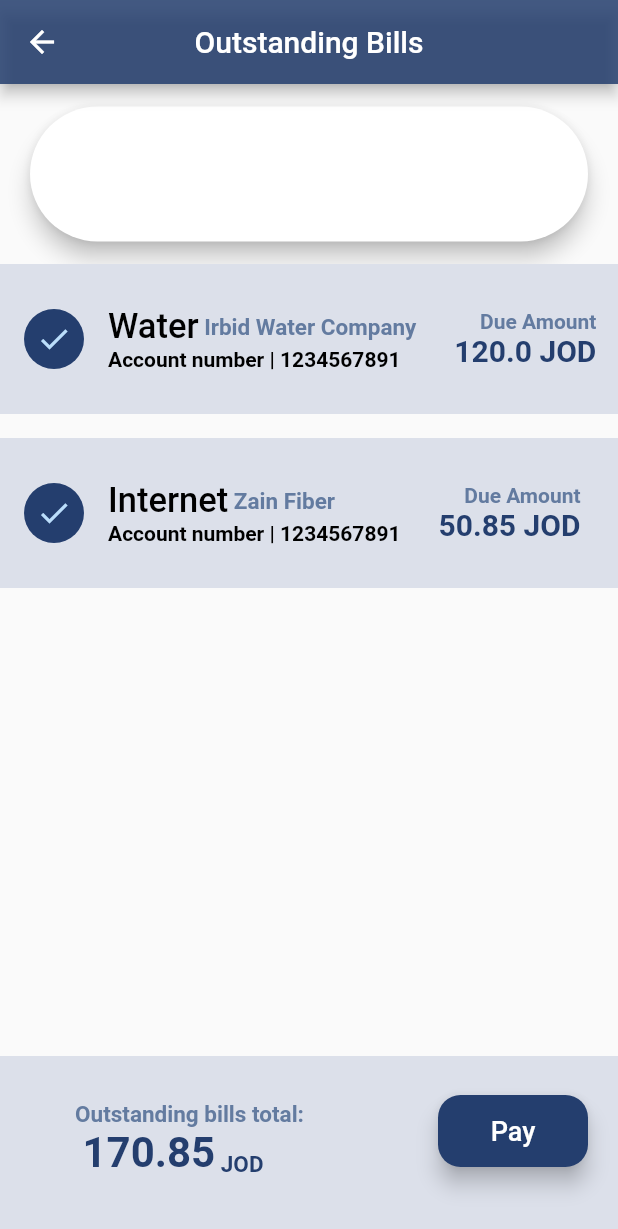
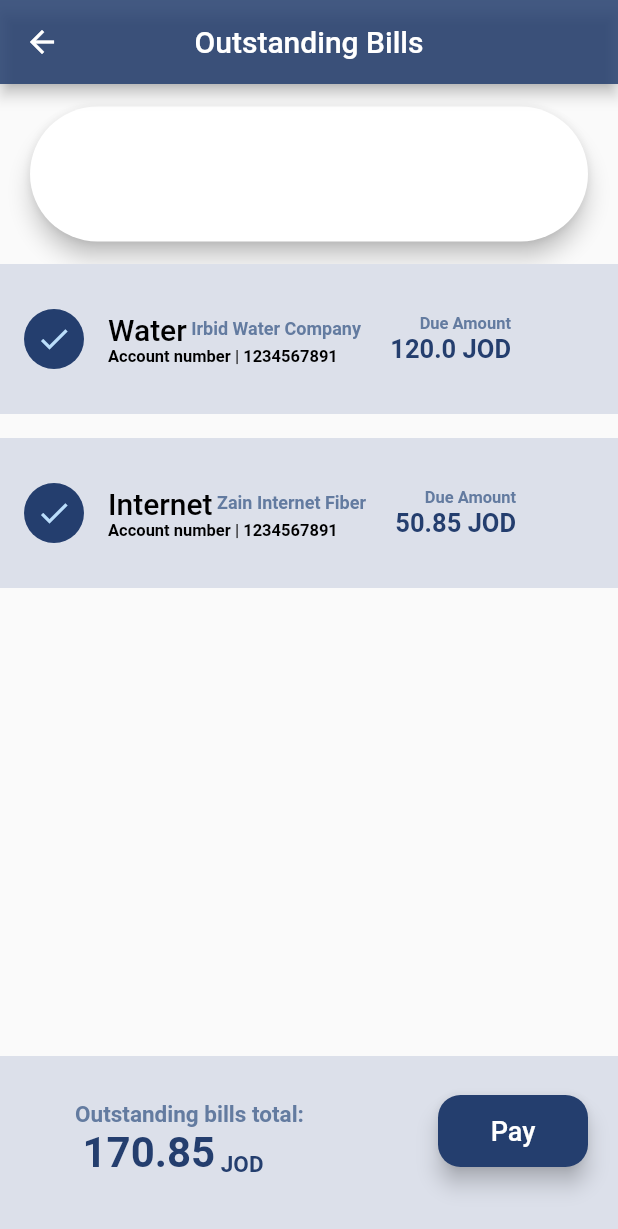
Before and after one commit to LeoSH3170218/payment_application, a Flutter app: the PaymentScreen screen opened by its route, on a phone screen of 412 x 824 dp. Shown: the top 1229 px of the screen. Run offline on Flutter 3.47's test engine with Material 2 defaults, Android fonts, the phone set to English and light mode, and no system bars; missing offline and left inert: flappy_search_bar.

```diff
--- a/lib/pages/payment_screen.dart
+++ b/lib/pages/payment_screen.dart
@@ -22,6 +22,7 @@ class _PaymentScreenState extends State<PaymentScreen> {
   Widget build(BuildContext context) {
     return Scaffold(
       resizeToAvoidBottomInset: false,
+
       appBar: AppBar(
         centerTitle: true,
         title: Text("Outstanding Bills"),
@@ -83,15 +84,16 @@ class _PaymentScreenState extends State<PaymentScreen> {
                                   "Water",
                                   style: TextStyle(
                                       color: Colors.black,
-                                      fontSize: 23,
+                                      fontSize: 20,
                                     fontWeight: FontWeight.w500
                                   ),
+                                  overflow: TextOverflow.ellipsis
                                 ),
                                 Text(
                                   " Irbid Water Company",
                                   style: TextStyle(
                                       color: Color.fromRGBO(99, 123, 160, 1),
-                                      fontSize: 15,
+                                      fontSize: 12,
                                     fontWeight: FontWeight.bold,
                                   ),
                                 )
@@ -101,14 +103,15 @@ class _PaymentScreenState extends State<PaymentScreen> {
                               "Account number | 1234567891",
                               style: TextStyle(
                                   color: Colors.black,
-                                  fontSize: 14,
+                                  fontSize: 11,
                                 fontWeight: FontWeight.bold,
                               ),
+                              overflow: TextOverflow.ellipsis
                             ),
                           ],
                         ),
                         Container(
-                          width: 120,
+                          width: 100,
                           child: Column(
                             crossAxisAlignment: CrossAxisAlignment.end,
                             mainAxisAlignment: MainAxisAlignment.center,
@@ -117,17 +120,19 @@ class _PaymentScreenState extends State<PaymentScreen> {
                                 "Due Amount",
                                 style: TextStyle(
                                   color: Color.fromRGBO(99, 123, 160, 1),
-                                  fontSize: 14,
+                                  fontSize: 11,
                                   fontWeight: FontWeight.bold,
                                 ),
+                                overflow: TextOverflow.ellipsis
                               ),
                               Text(
                                 "$billNum1 JOD",
                                 style: TextStyle(
                                   color: Color.fromRGBO(36, 62, 110, 1),
                                   fontWeight: FontWeight.bold,
-                                  fontSize: 20
+                                  fontSize: 17
                                 ),
+                                overflow: TextOverflow.ellipsis
                               ),
                             ],
                           ),
@@ -172,17 +177,19 @@ class _PaymentScreenState extends State<PaymentScreen> {
                                       "Internet",
                                       style: TextStyle(
                                           color: Colors.black,
-                                      fontSize: 23,
+                                          fontSize: 20,
                                           fontWeight: FontWeight.w500
                                       ),
+                                      overflow: TextOverflow.ellipsis
                                   ),
                                   Text(
-                                  " Zain Fiber",
+                                    " Zain Internet Fiber",
                                     style: TextStyle(
                                       color: Color.fromRGBO(99, 123, 160, 1),
-                                    fontSize: 15,
+                                      fontSize: 12,
                                       fontWeight: FontWeight.bold,
                                     ),
+                                    overflow: TextOverflow.ellipsis
                                   )
                                 ],
                               ),
@@ -190,14 +197,15 @@ class _PaymentScreenState extends State<PaymentScreen> {
                                 "Account number | 1234567891",
                                 style: TextStyle(
                                   color: Colors.black,
-                                fontSize: 14,
+                                  fontSize: 11,
                                   fontWeight: FontWeight.bold,
                                 ),
+                                overflow: TextOverflow.ellipsis
                               ),
                             ],
                           ),
                           Container(
-                          width: 120,
+                            width: 100,
                             child: Column(
                               crossAxisAlignment: CrossAxisAlignment.end,
                               mainAxisAlignment: MainAxisAlignment.center,
@@ -206,17 +214,21 @@ class _PaymentScreenState extends State<PaymentScreen> {
                                   "Due Amount",
                                   style: TextStyle(
                                     color: Color.fromRGBO(99, 123, 160, 1),
-                                  fontSize: 14,
+                                    fontSize: 11,
                                     fontWeight: FontWeight.bold,
                                   ),
+                                  overflow: TextOverflow.ellipsis,
+                                  softWrap: false,
                                 ),
                                 Text(
                                   "$billNum2 JOD",
                                   style: TextStyle(
                                       color: Color.fromRGBO(36, 62, 110, 1),
                                       fontWeight: FontWeight.bold,
-                                    fontSize: 20
+                                      fontSize: 17
                                   ),
+                                  overflow: TextOverflow.ellipsis,
+                                  softWrap: false,
                                 ),
                               ],
                             ),
@@ -226,6 +238,7 @@ class _PaymentScreenState extends State<PaymentScreen> {
                     )
                   ],
                 ),
+
 
               Spacer(),
 
```
Lines whose indentation alone changed are shown as unchanged.
